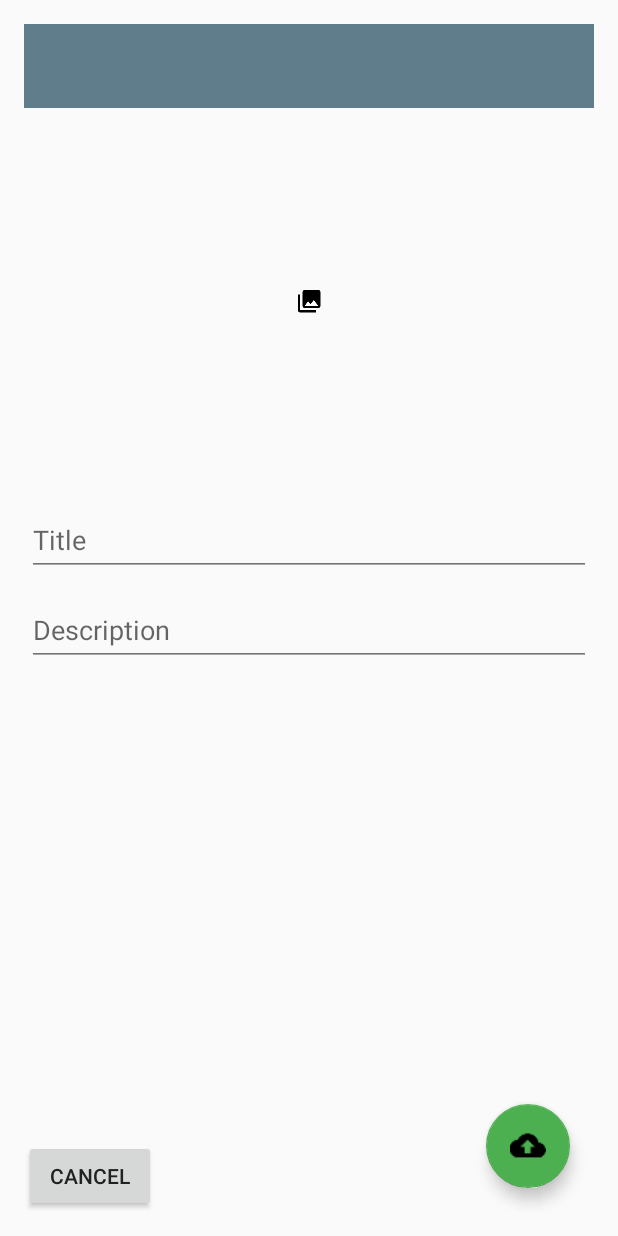
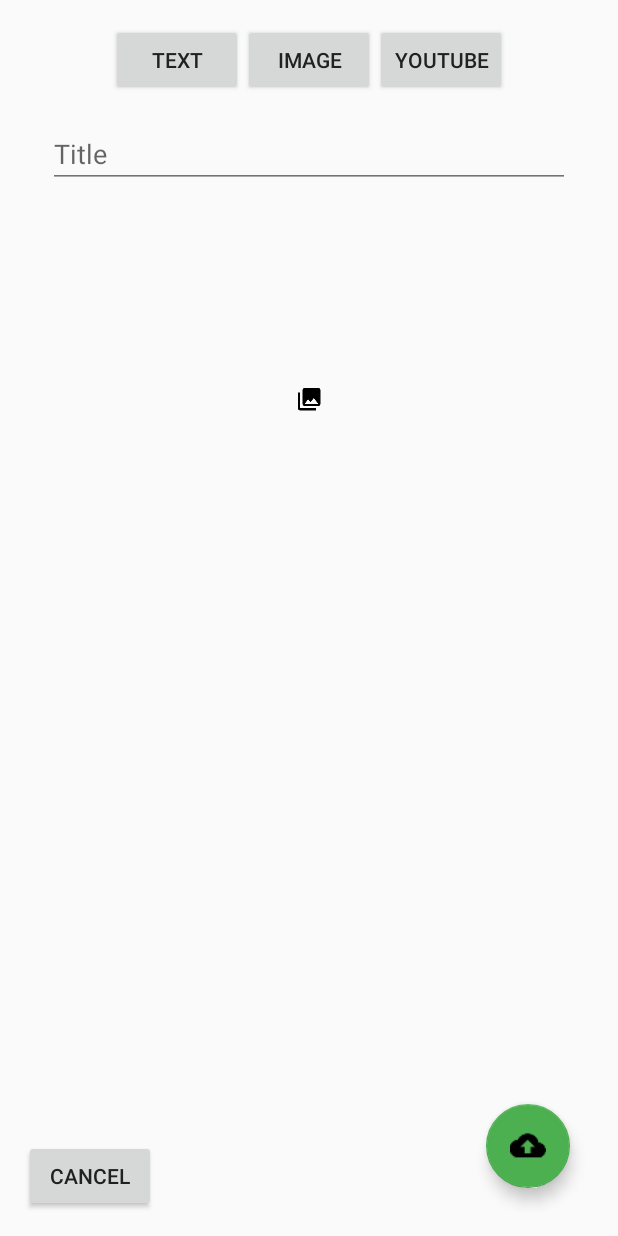
Before and after one commit to pixelshade/GeniusLoci, an Android app: the screen it shows after launch (MainActivity), on a phone screen of 412 x 824 dp. Run offline under Robolectric (Android 15) with nearby library versions, the phone set to English and light mode, and no system bars; our stand-ins replace ButterKnife, Picasso; libraries missing offline, so code that uses them is left out: retrofit.client; pictures from the network do not load.

Commit message:
layout changes

```diff
--- a/app/src/main/res/layout/activity_main.xml
+++ b/app/src/main/res/layout/activity_main.xml
@@ -6,41 +6,67 @@
     android:id="@+id/rootView"
     android:paddingLeft="@dimen/activity_horizontal_margin"
     android:paddingRight="@dimen/activity_horizontal_margin"
-    android:paddingTop="@dimen/activity_vertical_margin"
+    android:paddingTop="16dp"
     android:paddingBottom="@dimen/activity_vertical_margin"
     tools:context=".MainActivity">
 
 
-    <android.support.v7.widget.Toolbar
-        android:id="@+id/toolbar"
-        android:layout_width="match_parent"
-        android:layout_height="?attr/actionBarSize"
-        android:background="?attr/colorPrimary" />
+    <!--<android.support.v7.widget.Toolbar-->
+        <!--android:id="@+id/toolbar"-->
+        <!--android:layout_width="match_parent"-->
+        <!--android:layout_height="?attr/actionBarSize"-->
+        <!--android:background="?attr/colorPrimary" />-->
 
     <!-- Dummy item to prevent TextView from receiving initial focus -->
-    <LinearLayout
-        android:layout_width="0px"
-        android:layout_height="0px"
-        android:focusable="true"
-        android:focusableInTouchMode="true" />
 
 
     <RelativeLayout
         android:layout_width="match_parent"
         android:layout_height="match_parent"
-        android:layout_marginTop="60dp"
         tools:context=".MainActivity">
+
+        <LinearLayout
+            android:layout_width="match_parent"
+            android:layout_height="wrap_content"
+            android:focusable="true"
+            android:gravity="center"
+            android:focusableInTouchMode="true"
+            android:id="@+id/linearLayout">
+
+            <Button
+                android:layout_width="wrap_content"
+                android:layout_height="wrap_content"
+                android:text="Text"
+                android:id="@+id/btnShowText" />
+
+            <Button
+                android:layout_width="wrap_content"
+                android:layout_height="wrap_content"
+                android:text="Image"
+                android:id="@+id/btnShowImage" />
+
+            <Button
+                android:layout_width="wrap_content"
+                android:layout_height="wrap_content"
+                android:text="Youtube"
+                android:id="@+id/btnShowYoutube" />
+        </LinearLayout>
 
         <ImageView
             android:id="@+id/imageview"
             android:layout_width="match_parent"
             android:layout_height="wrap_content"
-            android:layout_alignParentTop="true"
             android:adjustViewBounds="true"
+           android:visibility="visible"
             android:maxHeight="250dp"
             android:minHeight="250dp"
             android:scaleType="center"
-            android:src="@drawable/ic_photo_library_black" />
+            android:src="@drawable/ic_photo_library_black"
+            android:layout_below="@+id/editText_upload_title"
+            android:layout_alignParentLeft="true"
+            android:layout_alignParentStart="true"
+            android:layout_alignParentRight="true"
+            android:layout_alignParentEnd="true" />
 
         <android.support.design.widget.TextInputLayout
             android:id="@+id/til_title"
@@ -48,22 +74,19 @@
             android:layout_below="@+id/imageview"
             android:layout_centerVertical="true">
 
-            <EditText
-                android:id="@+id/editText_upload_title"
-                style="@style/DefEditText"
-                android:hint="@string/title"
-                android:inputType="text" />
         </android.support.design.widget.TextInputLayout>
 
         <android.support.design.widget.TextInputLayout
             android:id="@+id/til_desc"
             style="@style/DefTextInputLayout"
-            android:layout_below="@id/til_title">
+            android:layout_below="@id/til_title"
+            android:visibility="visible">
 
             <EditText
                 android:id="@+id/editText_upload_desc"
                 style="@style/DefEditText"
                 android:hint="@string/description"
+                android:visibility="gone"
                 android:inputType="text" />
         </android.support.design.widget.TextInputLayout>
 
@@ -88,6 +111,18 @@
             android:layout_alignParentLeft="true"
             android:layout_alignParentStart="true" />
 
+        <EditText
+            android:id="@+id/editText_upload_title"
+            style="@style/DefEditText"
+            android:hint="@string/title"
+            android:inputType="text"
+            android:layout_below="@+id/linearLayout"
+            android:layout_margin="16dp"
+            android:layout_alignLeft="@+id/imageview"
+            android:layout_alignStart="@+id/imageview"
+            android:layout_alignParentRight="true"
+            android:layout_alignParentEnd="true" />
+
     </RelativeLayout>
 
 </android.support.design.widget.CoordinatorLayout>
```
